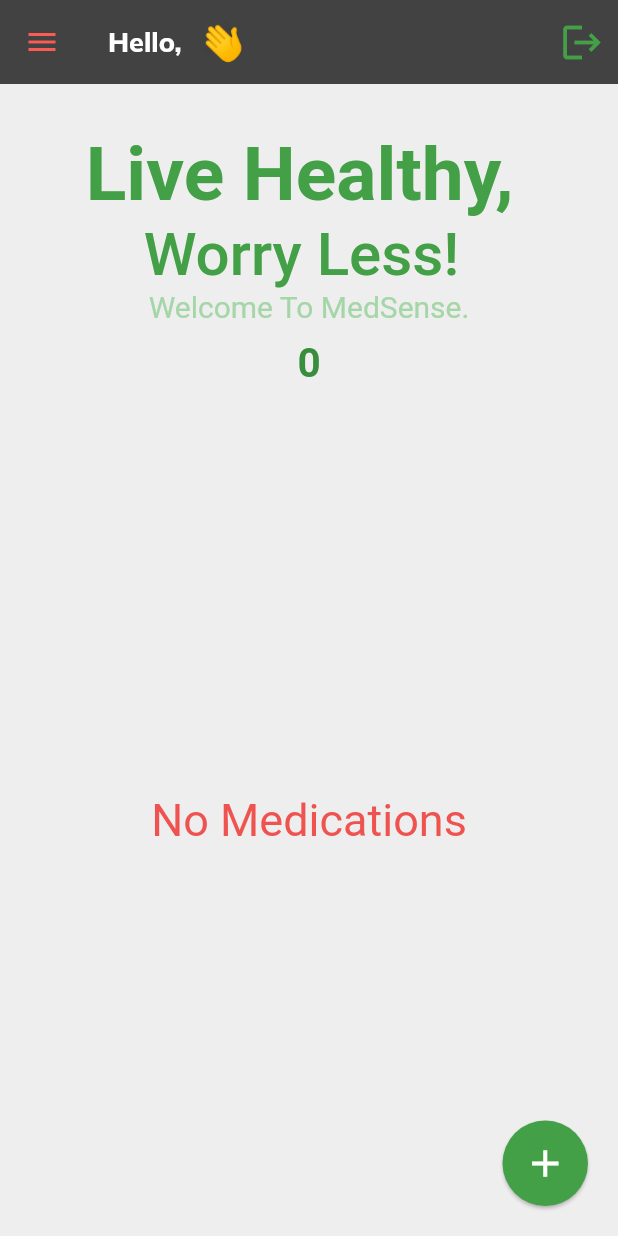
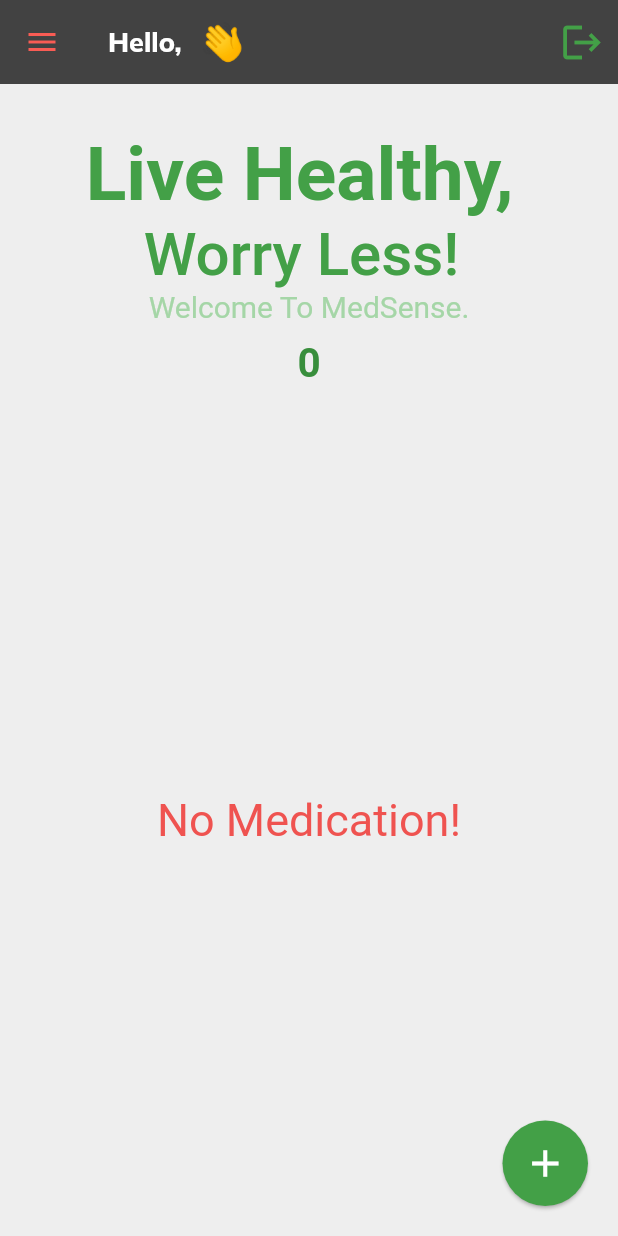
Before and after one commit to EEJgit/medication_tracking_app, a Flutter app: the HomePage screen opened directly, on a phone screen of 412 x 824 dp. Run offline on Flutter 3.47's test engine with Material 2 defaults, Android fonts, the phone set to English and light mode, and no system bars; our stand-ins replace awesome_notifications, carousel_slider, cloud_firestore, firebase_auth, firebase_core, firebase_messaging and 9 more; missing offline and left inert: android_alarm_manager_plus, cron, flutter_alarm_clock, mailer, telephony; accounts and stored records are empty.

Commit message:
final fix typo

```diff
--- a/lib/main.dart
+++ b/lib/main.dart
@@ -112,7 +112,7 @@ void main() async {
   cron.schedule(Schedule.parse('*/1 * * * *'), () async {
    print('every 1');
    // scheduleSMSSend();
-   await sendEmail();
+   //await sendEmail();
   });
 
   ///cron ends here
--- a/lib/pages/home_page.dart
+++ b/lib/pages/home_page.dart
@@ -206,7 +206,7 @@ class BottomContainer extends StatelessWidget {
         } else if (snapshot.data!.isEmpty) {
           return Center(
             child: Text(
-              "No Medications",
+              "No Medication!",
               style: TextStyle(fontSize: 30, color: Colors.red[400]),
             ),
           );
```
